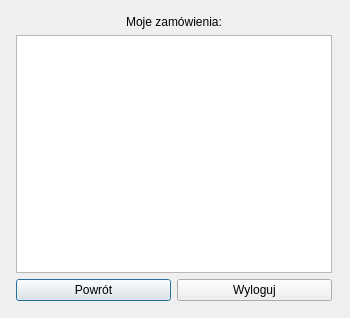
Old version of the form Sklep/moje_zamowienia.ui in the repository AdriannaUrbanska/MusicStore.
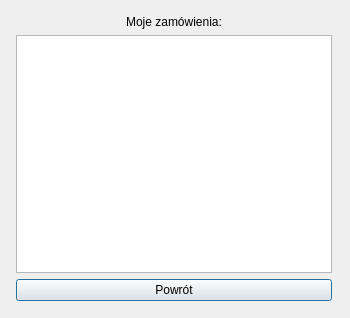
New version of the form.

```diff
--- a/Sklep/moje_zamowienia.ui
+++ b/Sklep/moje_zamowienia.ui
@@ -31,7 +31,7 @@
   <property name="windowTitle">
    <string>Dialog</string>
   </property>
-  <widget class="QWidget" name="">
+  <widget class="QWidget" name="layoutWidget">
    <property name="geometry">
     <rect>
      <x>16</x>
@@ -63,19 +63,6 @@
         </property>
        </widget>
       </item>
-      <item>
-       <widget class="QPushButton" name="wyloguj">
-        <property name="sizePolicy">
-         <sizepolicy hsizetype="Minimum" vsizetype="Fixed">
-          <horstretch>0</horstretch>
-          <verstretch>0</verstretch>
-         </sizepolicy>
-        </property>
-        <property name="text">
-         <string>Wyloguj</string>
-        </property>
-       </widget>
-      </item>
      </layout>
     </item>
    </layout>
```
